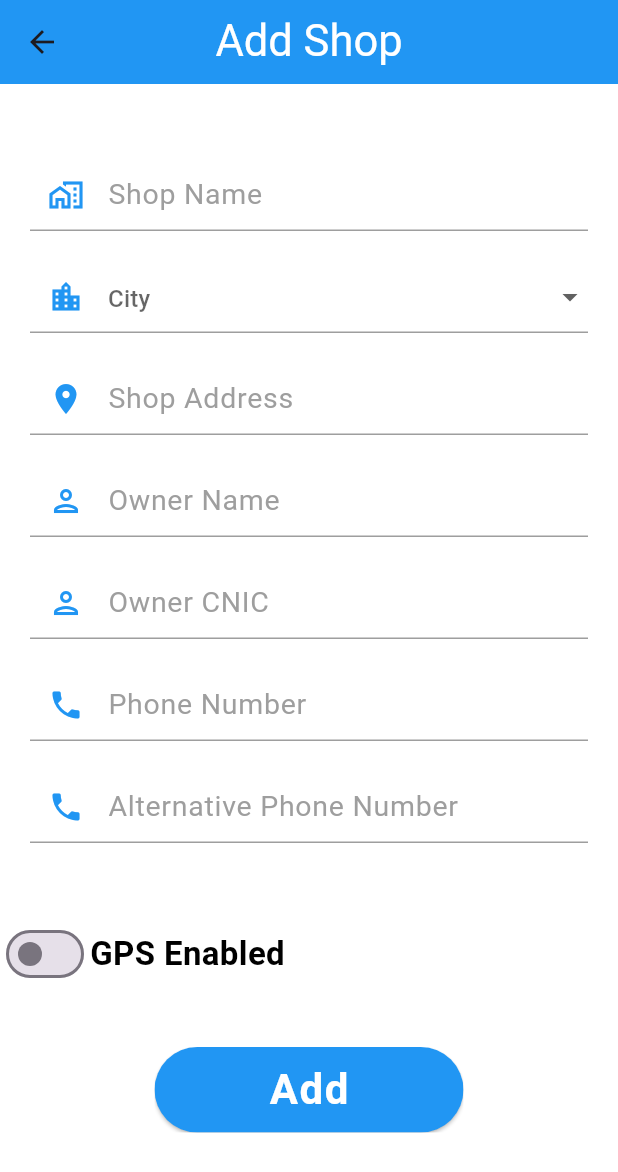
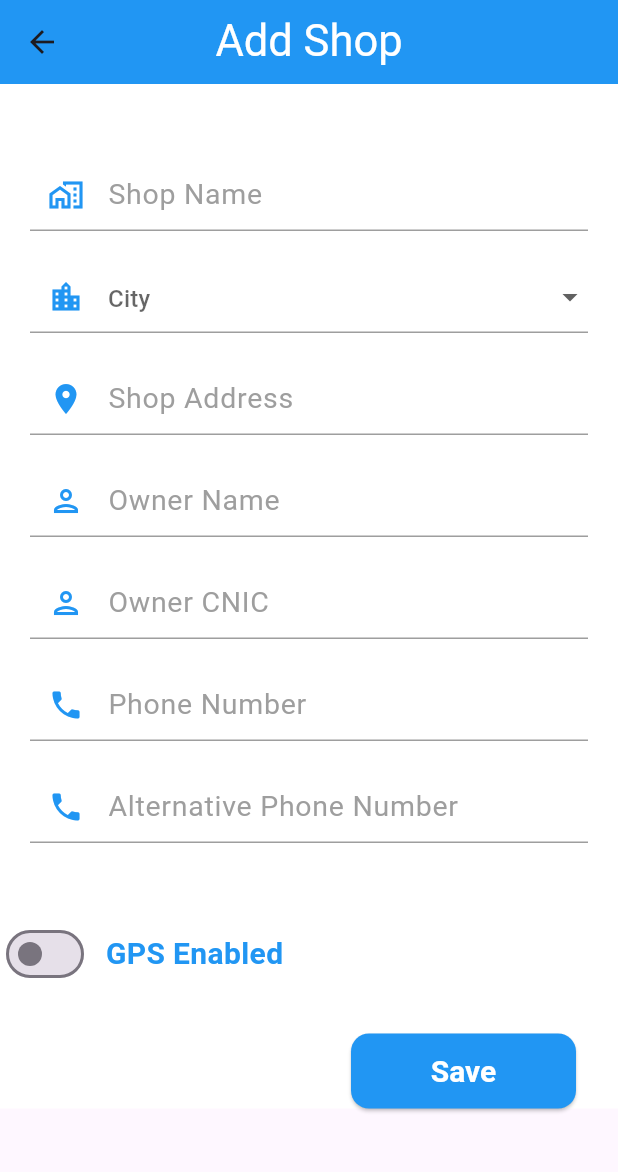
Before and after one commit to NabilaMalik/MetaxpertsBookIt, a Flutter app: the AddshopScreen screen opened directly, on a phone screen of 412 x 824 dp. Shown: the top 1172 px of the screen. Run offline on Flutter 3.47's test engine with Material 3 defaults, Android fonts, the phone set to English and light mode, and no system bars; our stand-ins replace get, image_picker, sqflite; accounts and stored records are empty; Roboto replaces fonts that are missing (OpenSans).

Commit message:
Nabila'S complete design WITH BACKEND  24-dec-2024 14:22

```diff
--- a/lib/Model/return_form_model.dart
+++ b/lib/Model/return_form_model.dart
@@ -4,6 +4,7 @@ class ReturnFormModel{
   String? item;
   String? qty;
   String? reason;
+
   ReturnFormModel({
     this.id,
     this.selectShop,
@@ -11,6 +12,7 @@ class ReturnFormModel{
     this.qty,
     this.reason,
   });
+
   factory ReturnFormModel.fromMap(Map<dynamic,dynamic> json){
     return ReturnFormModel(
       id: json['id'],
@@ -20,6 +22,7 @@ class ReturnFormModel{
       reason: json['reason'],
     );
   }
+
   Map<String, dynamic> toMap(){
     return{
       'id':id,
--- a/lib/Screens/addshop_screen.dart
+++ b/lib/Screens/addshop_screen.dart
@@ -1,5 +1,9 @@
 import 'package:flutter/material.dart';
+import 'package:get/get.dart';
+import '../viewmodel/add_shop_view_model.dart';
+import 'package:order_booking_app/model/add_shop_model.dart'; // Consistent import
 import '../widgets/rounded_button.dart';
+
 class AddshopScreen extends StatefulWidget {
   const AddshopScreen({super.key});
 
@@ -8,6 +12,15 @@ class AddshopScreen extends StatefulWidget {
 }
 
 class _AddshopScreenState extends State<AddshopScreen> {
+  final addShopViewModel = Get.put(AddShopViewModel());
+  final shopNameController = TextEditingController();
+  final cityController = TextEditingController();
+  final shopAddressController = TextEditingController();
+  final ownerNameController = TextEditingController();
+  final ownerCNICController = TextEditingController();
+  final phoneNumberController = TextEditingController();
+  final alterPhoneNumberController = TextEditingController();
+  int? addShopId;
   final _formKey = GlobalKey<FormState>();
   String? selectedCity;
   List<String> cities = [
@@ -61,12 +74,20 @@ class _AddshopScreenState extends State<AddshopScreen> {
     'Charade'
   ];
 
-  bool _isSwitchOn = false; // State for the switch
+  bool _isSwitchOn = false;
 
   @override
   void dispose() {
+    shopNameController.dispose();
+    cityController.dispose();
+    shopAddressController.dispose();
+    ownerNameController.dispose();
+    ownerCNICController.dispose();
+    phoneNumberController.dispose();
+    alterPhoneNumberController.dispose();
     super.dispose();
   }
+
   @override
   Widget build(BuildContext context) {
     Size size = MediaQuery.of(context).size;
@@ -75,10 +96,10 @@ class _AddshopScreenState extends State<AddshopScreen> {
         appBar: AppBar(
           title: const Text(
             'Add Shop',
-            style: TextStyle(color: Colors.white, fontSize: 29), // Set text color here
+            style: TextStyle(color: Colors.white, fontSize: 29),
           ),
-          centerTitle: true, // Centers the title
-          backgroundColor: Colors.blue, // Set background color to white
+          centerTitle: true,
+          backgroundColor: Colors.blue,
         ),
         body: SizedBox(
           width: size.width,
@@ -87,7 +108,6 @@ class _AddshopScreenState extends State<AddshopScreen> {
             child: Stack(
               children: [
                 Container(
-                  height: 780,
                   width: double.infinity,
                   color: Colors.blue,
                 ),
@@ -109,6 +129,7 @@ class _AddshopScreenState extends State<AddshopScreen> {
                               _buildTextField(
                                 label: "Shop Name",
                                 icon: Icons.home_work_outlined,
+                                controller: shopNameController,
                                 validator: (value) {
                                   if (value == null || value.isEmpty) {
                                     return 'Please enter the shop name';
@@ -136,9 +157,10 @@ class _AddshopScreenState extends State<AddshopScreen> {
                               _buildTextField(
                                 label: "Shop Address",
                                 icon: Icons.location_on,
+                                controller: shopAddressController,
                                 validator: (value) {
                                   if (value == null || value.isEmpty) {
-                                    return 'Please enter the shop Address';
+                                    return 'Please enter the shop address';
                                   }
                                   return null;
                                 },
@@ -146,9 +168,10 @@ class _AddshopScreenState extends State<AddshopScreen> {
                               _buildTextField(
                                 label: "Owner Name",
                                 icon: Icons.person_outlined,
+                                controller: ownerNameController,
                                 validator: (value) {
                                   if (value == null || value.isEmpty) {
-                                    return 'Please enter the name';
+                                    return 'Please enter the owner\'s name';
                                   }
                                   return null;
                                 },
@@ -156,6 +179,7 @@ class _AddshopScreenState extends State<AddshopScreen> {
                               _buildTextField(
                                 label: "Owner CNIC",
                                 icon: Icons.person_outlined,
+                                controller: ownerCNICController,
                                 validator: (value) {
                                   if (value == null || value.isEmpty) {
                                     return 'Please enter the CNIC';
@@ -167,12 +191,12 @@ class _AddshopScreenState extends State<AddshopScreen> {
                                   }
                                   return null;
                                 },
-                                keyboardType: TextInputType.phone,
+                                keyboardType: TextInputType.number,
                               ),
-
                               _buildTextField(
                                 label: "Phone Number",
                                 icon: Icons.phone,
+                                controller: phoneNumberController,
                                 validator: (value) {
                                   if (value == null || value.isEmpty) {
                                     return 'Please enter the phone number';
@@ -184,6 +208,7 @@ class _AddshopScreenState extends State<AddshopScreen> {
                               _buildTextField(
                                 label: "Alternative Phone Number",
                                 icon: Icons.phone,
+                                controller: alterPhoneNumberController,
                                 validator: (value) {
                                   if (value == null || value.isEmpty) {
                                     return 'Please enter the phone number';
@@ -202,29 +227,95 @@ class _AddshopScreenState extends State<AddshopScreen> {
                                       setState(() {
                                         _isSwitchOn = value;
                                       });
-                                      print("Switch is now: ${_isSwitchOn ? "ON" : "OFF"}");
                                     },
                                     activeColor: Colors.blue,
                                   ),
                                   const Text(
-                                    "GPS Enabled",
-                                    style: TextStyle(fontSize: 22, fontWeight: FontWeight.bold, color: Colors.black),
+                                    "  GPS Enabled",
+                                    style: TextStyle(
+                                      fontSize: 20,
+                                      fontWeight: FontWeight.bold,
+                                      color: Colors.blue,
+                                    ),
                                   ),
                                 ],
                               ),
                               const SizedBox(height: 29),
-                              RoundedButton(
-                                text: 'Add',
-
-                                press: () {
-                                  if (_formKey.currentState!.validate()) {
-                                    print("Registration successful");
-                                    print("Notifications: ${_isSwitchOn ? "Enabled" : "Disabled"}");
-                                  }
+                              Row(
+                                mainAxisAlignment: MainAxisAlignment.end,
+                                children: [
+                                  ElevatedButton(
+                                    onPressed: () {
+                                      if (_formKey.currentState!.validate()) {
+                                        addShopViewModel.addAddShop(AddShopModel(
+                                          id: null,
+                                          shopName: shopNameController.text,
+                                          city: selectedCity,
+                                          shopAddress: shopAddressController.text,
+                                          ownerName: ownerNameController.text,
+                                          ownerCNIC: ownerCNICController.text,
+                                          phoneNumber: phoneNumberController.text,
+                                          alterPhoneNumber: alterPhoneNumberController.text,
+                                        ));
+                                        shopNameController.clear();
+                                        cityController.clear();
+                                        shopAddressController.clear();
+                                        ownerNameController.clear();
+                                        ownerCNICController.clear();
+                                        phoneNumberController.clear();
+                                        alterPhoneNumberController.clear();
+                                      }
+                                    },
+                                    child: const Text("Save"),
+                                    style: ElevatedButton.styleFrom(
+                                      foregroundColor: Colors.white,
+                                      backgroundColor: Colors.blue, // Button color
+                                      minimumSize: Size(150, 50), // Set width and height
+                                      shape: RoundedRectangleBorder(
+                                        borderRadius: BorderRadius.circular(12), // Optional rounded corners
+                                      ),
+                                      textStyle: const TextStyle(fontSize: 20, fontWeight: FontWeight.bold),
+                                    ),
+                                  ),
+                                  const SizedBox(width: 28),
+                                ],
+                              ),
+                              ListView.builder(
+                                shrinkWrap: true,
+                                itemCount: addShopViewModel.allAddShop.length,
+                                itemBuilder: (context, index) {
+                                  return InkWell(
+                                    onTap: () {
+                                      setState(() {
+                                        addShopId =
+                                            addShopViewModel.allAddShop[index].id;
+                                        shopNameController.text = addShopViewModel.allAddShop[index].shopName!;
+                                        cityController.text = addShopViewModel.allAddShop[index].city!;
+                                        shopAddressController.text = addShopViewModel.allAddShop[index].shopAddress!;
+                                        ownerNameController.text = addShopViewModel.allAddShop[index].ownerName!;
+                                        ownerCNICController.text = addShopViewModel.allAddShop[index].ownerCNIC!;
+                                        phoneNumberController.text = addShopViewModel.allAddShop[index].phoneNumber!;
+                                        alterPhoneNumberController.text = addShopViewModel.allAddShop[index].alterPhoneNumber!;
+                                      });
+                                    },
+                                    child: Card(
+                                      child: ListTile(
+                                        title: Text(
+                                            '${addShopViewModel.allAddShop[index].shopName} - ${addShopViewModel.allAddShop[index].city}'),
+                                        trailing: IconButton(
+                                          icon: const Icon(
+                                            Icons.delete,
+                                            color: Colors.red,
+                                          ),
+                                          onPressed: () {
+                                            addShopViewModel.deleteAddShop(addShopViewModel.allAddShop[index].id!);
+                                          },
+                                        ),
+                                      ),
+                                    ),
+                                  );
                                 },
-                              ),
-
-                              const SizedBox(height: 110),
+                              )
                             ],
                           ),
                         ),
@@ -243,12 +334,14 @@ class _AddshopScreenState extends State<AddshopScreen> {
   Widget _buildTextField({
     required String label,
     required IconData icon,
+    TextInputType keyboardType = TextInputType.text,
     required String? Function(String?) validator,
-    TextInputType keyboardType = TextInputType.text,
+    TextEditingController? controller,
   }) {
     return Padding(
       padding: const EdgeInsets.symmetric(horizontal: 20, vertical: 10),
       child: TextFormField(
+        controller: controller,
         style: const TextStyle(fontSize: 20),
         decoration: InputDecoration(
           prefixIcon: Icon(icon, color: Colors.blue),
--- a/lib/Screens/confirmorder_scredn.dart
+++ b/lib/Screens/confirmorder_scredn.dart
@@ -1,6 +1,6 @@
 import 'package:flutter/material.dart';
 import 'package:get/get.dart';
-import 'package:order_booking_app/screens/Components/products_controller.dart';
+import '../Components/products_controller.dart';
 import '../widgets/rounded_button.dart';
 
 class OrderbookingScreen extends StatefulWidget {
--- a/lib/Screens/shopvisit_screen.dart
+++ b/lib/Screens/shopvisit_screen.dart
@@ -1,7 +1,7 @@
 import 'package:flutter/material.dart';
 import 'package:get/get.dart';
 import 'package:image_picker/image_picker.dart';
-import 'package:order_booking_app/screens/Components/products_controller.dart';
+import '../Components/products_controller.dart';
 import '../components/under_part.dart';
 import '../widgets/rounded_button.dart';
 
--- a/lib/ViewModel/add_shop_view_model.dart
+++ b/lib/ViewModel/add_shop_view_model.dart
@@ -1,6 +1,5 @@
 
 import 'package:get/get.dart';
-
 import '../model/add_shop_model.dart';
 import '../repositories/add_shop_repository.dart';
 
```
Also changed, not shown: lib/Database/dp_helper.dart (+7 -3 lines), lib/main.dart (line endings or trailing spaces), pubspec.lock.
